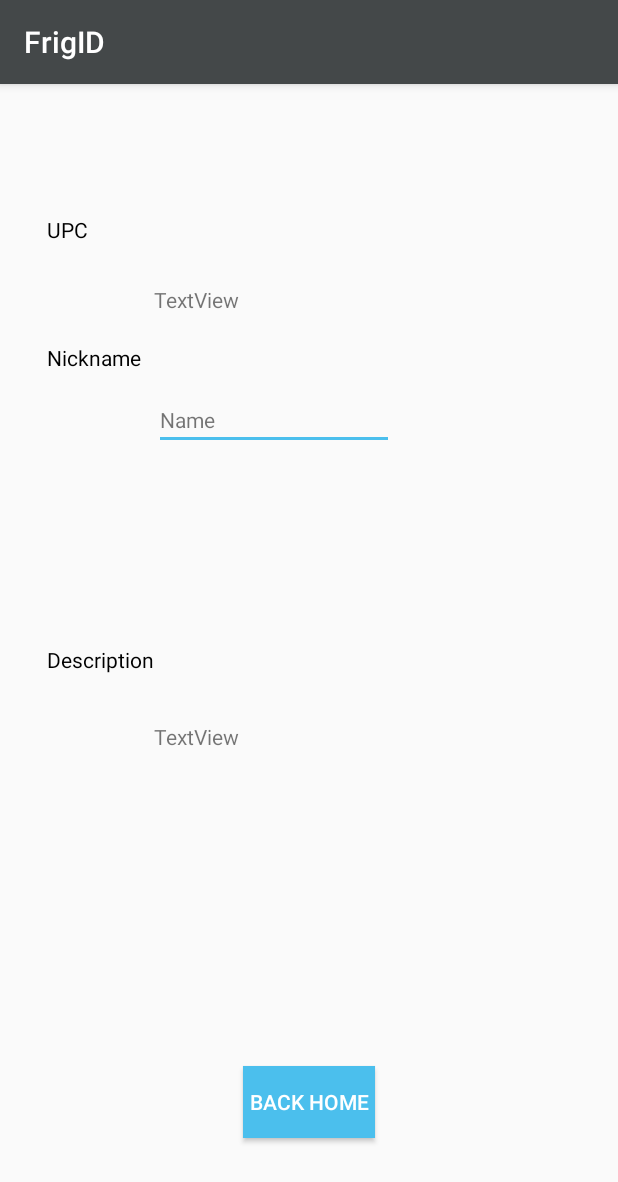
After one commit to dylanvoll/FrigID, an Android app: the Ingredient_Detail screen opened directly, with no data from a screen before it, on a phone screen of 412 x 824 dp. The commit adds this screen. Shown: the top 1182 px of the screen. Run offline under Robolectric (Android 15) with nearby library versions, the phone set to English and light mode, and no system bars.

Commit message:
Added detail activity and allowed for nicknames to be added

```diff
--- /dev/null
+++ b/android/app/src/main/java/com/frigid/Ingredient_Detail.java
@@ -0,0 +1,90 @@
+package com.frigid;
+
+import android.content.Context;
+import android.support.v7.app.AppCompatActivity;
+import android.os.Bundle;
+import android.view.View;
+import android.widget.Button;
+import android.widget.EdgeEffect;
+import android.widget.EditText;
+import android.widget.TextView;
+
+import org.json.JSONObject;
+
+import java.io.BufferedReader;
+import java.io.File;
+import java.io.FileInputStream;
+import java.io.FileOutputStream;
+import java.io.InputStreamReader;
+
+public class Ingredient_Detail extends AppCompatActivity {
+    TextView upc;
+    EditText short_name;
+    TextView description;
+    Button home;
+    Ingredient i;
+    @Override
+    protected void onCreate(Bundle savedInstanceState) {
+        super.onCreate(savedInstanceState);
+        setContentView(R.layout.detail_ingredient_layout);
+
+        upc = (TextView) findViewById(R.id.upc);
+        short_name = (EditText) findViewById(R.id.short_name);
+        description = (TextView) findViewById(R.id.desc);
+        home = (Button) findViewById(R.id.home);
+        i = Main_Activity.ingForDetail;
+        if(i != null){
+            upc.setText(i.upc);
+            short_name.setText(i.shortName);
+            description.setText(i.longName);
+        }
+        home.setOnClickListener(new View.OnClickListener() {
+            @Override
+            public void onClick(View v) {
+                onBackPressed();
+                finish();
+            }
+        });
+    }
+
+    @Override
+    public void onBackPressed(){
+        if(!short_name.getText().toString().isEmpty()) {
+            i.shortName = short_name.getText().toString();
+            File file = new File(getFilesDir(), "ingredients.json");
+            FileOutputStream outputStream;
+            try {
+                if (!file.exists()) {
+                    outputStream = openFileOutput("ingredients.json", Context.MODE_PRIVATE);
+                    outputStream.write("{}".getBytes());
+                    outputStream.flush();
+                    outputStream.close();
+                }
+
+                FileInputStream fis = openFileInput("ingredients.json");
+                InputStreamReader isr = new InputStreamReader(fis);
+                BufferedReader bufferedReader = new BufferedReader(isr);
+                StringBuilder sb = new StringBuilder();
+                String line;
+                while ((line = bufferedReader.readLine()) != null) {
+                    sb.append(line);
+                }
+                String myJson = sb.toString();
+                System.out.println(myJson);
+                JSONObject object = new JSONObject(myJson);
+                object.put(i.upc, i.toJSON());
+                String newJSON = object.toString();
+                System.out.println(newJSON);
+                outputStream = openFileOutput("ingredients.json", Context.MODE_PRIVATE);
+                outputStream.write(newJSON.getBytes());
+                outputStream.flush();
+                outputStream.close();
+            } catch (Exception e) {
+                e.printStackTrace();
+            }
+        }
+        super.onBackPressed();
+        finish();
+        Main_Activity.refreshAdapters();
+    }
+}
--- /dev/null
+++ b/android/app/src/main/res/layout/detail_ingredient_layout.xml
@@ -0,0 +1,88 @@
+<?xml version="1.0" encoding="utf-8"?>
+<RelativeLayout xmlns:android="http://schemas.android.com/apk/res/android"
+    xmlns:tools="http://schemas.android.com/tools"
+    android:id="@+id/deatil_ingredient_layout"
+    android:layout_width="match_parent"
+    android:layout_height="match_parent"
+    android:paddingBottom="@dimen/activity_vertical_margin"
+    android:paddingLeft="@dimen/activity_horizontal_margin"
+    android:paddingRight="@dimen/activity_horizontal_margin"
+    android:paddingTop="@dimen/activity_vertical_margin"
+    tools:context="com.frigid.Ingredient_Detail">
+
+    <TextView
+        android:text="UPC"
+        android:layout_width="wrap_content"
+        android:layout_height="wrap_content"
+        android:layout_marginStart="15dp"
+        android:id="@+id/textView4"
+        android:layout_marginTop="71dp"
+        android:layout_alignParentTop="true"
+        android:layout_alignParentStart="true"
+        android:textColor="@android:color/background_dark" />
+
+    <TextView
+        android:text="Nickname"
+        android:layout_width="wrap_content"
+        android:layout_height="wrap_content"
+        android:id="@+id/textView5"
+        android:layout_marginTop="66dp"
+        android:layout_below="@+id/textView4"
+        android:layout_alignStart="@+id/textView4"
+        android:textColor="@android:color/background_dark" />
+
+    <EditText
+        android:layout_width="wrap_content"
+        android:layout_height="wrap_content"
+        android:inputType="textCapWords"
+        android:text="Name"
+        android:ems="10"
+        android:layout_marginTop="12dp"
+        android:id="@+id/short_name"
+        android:layout_below="@+id/textView5"
+        android:layout_toEndOf="@+id/textView6"
+        android:textColor="?android:attr/textColorTertiary"
+        android:textSize="14sp"
+        android:lines="1"
+        android:maxLength="50"
+        android:textAllCaps="false"
+        android:capitalize="words" />
+
+    <Button
+        android:text="Back Home"
+        android:layout_width="wrap_content"
+        android:layout_height="wrap_content"
+        android:layout_alignParentBottom="true"
+        android:layout_centerHorizontal="true"
+        android:layout_marginBottom="49dp"
+        android:id="@+id/home"
+        android:textColor="@android:color/background_light"
+        android:background="@color/colorAccent" />
+
+    <TextView
+        android:text="TextView"
+        android:layout_width="wrap_content"
+        android:layout_height="wrap_content"
+        android:layout_marginTop="27dp"
+        android:id="@+id/upc"
+        android:layout_below="@+id/textView4"
+        android:layout_alignStart="@+id/short_name" />
+
+    <TextView
+        android:text="Description"
+        android:layout_width="wrap_content"
+        android:layout_height="wrap_content"
+        android:id="@+id/textView6"
+        android:layout_centerVertical="true"
+        android:layout_alignStart="@+id/textView5"
+        android:textColor="@android:color/background_dark" />
+
+    <TextView
+        android:text="TextView"
+        android:layout_width="wrap_content"
+        android:layout_height="wrap_content"
+        android:layout_marginTop="32dp"
+        android:id="@+id/desc"
+        android:layout_below="@+id/textView6"
+        android:layout_toEndOf="@+id/textView6" />
+</RelativeLayout>
```
Also changed, not shown: android/app/src/main/AndroidManifest.xml (+19 -9 lines), android/app/src/main/java/com/frigid/Main_Activity.java (+24 -8 lines).
